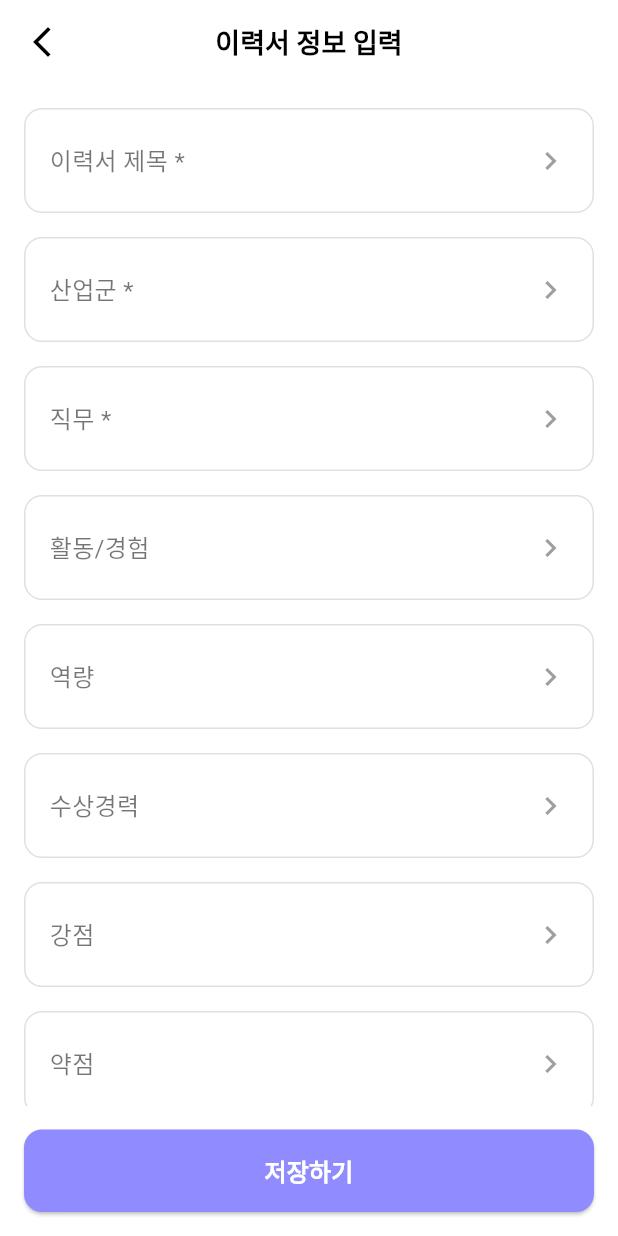
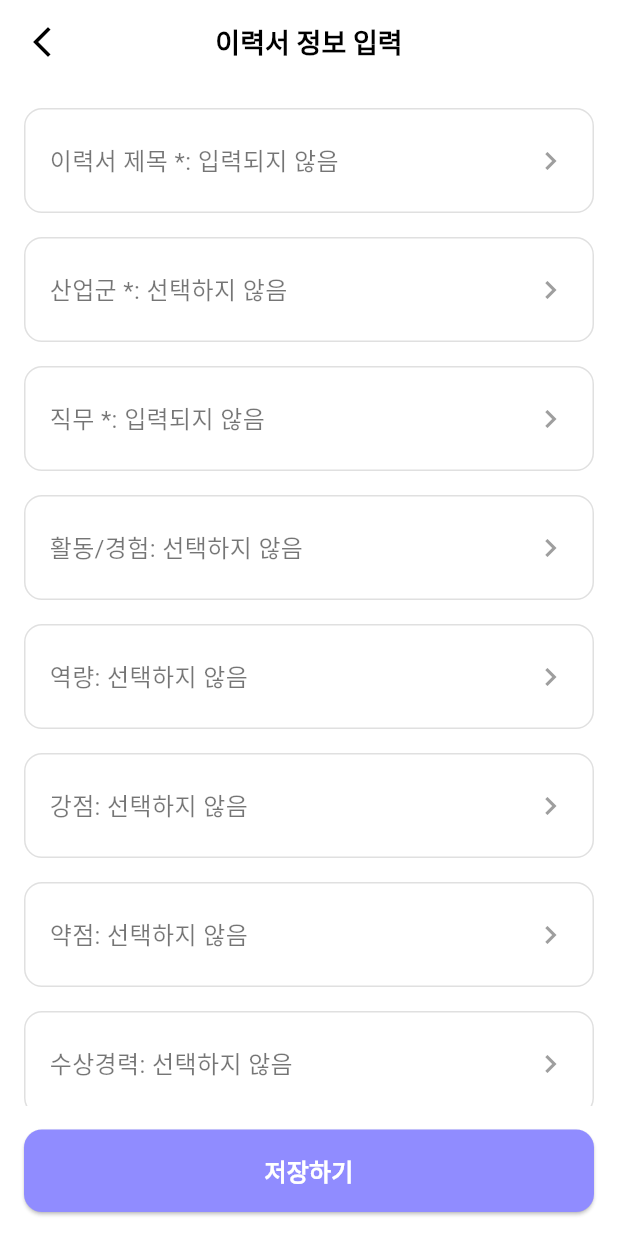
Before and after one commit to Google-Developer-Student-Clubs-TUK/2024-Flutter-Project-MyLio, a Flutter app: the MyResumeCreatePage screen opened directly, on a phone screen of 412 x 824 dp. Run offline on Flutter 3.47's test engine with Material 3 defaults, Android fonts, the phone set to English and light mode, and no system bars; our stand-ins replace dotted_border, font_awesome_flutter, get, shared_preferences; accounts and stored records are empty.

Commit message:
Feat: 이력서 정보 입력 페이지 구현

```diff
--- a/frontend/lib/screens/my_resume_create_page.dart
+++ b/frontend/lib/screens/my_resume_create_page.dart
@@ -1,16 +1,14 @@
 import 'package:flutter/material.dart';
-import 'package:frontend/screens/add_resume.dart';
-import 'package:frontend/screens/award_page.dart';
-import 'package:frontend/screens/capability_page.dart';
-import 'package:frontend/screens/certificate_page.dart';
-import 'package:frontend/screens/language_page.dart';
-import 'package:frontend/screens/strength_page.dart';
-import 'package:frontend/screens/weakness_page.dart';
-import 'package:get/get.dart';
-import 'resume_title.dart';
-import 'industrial_group.dart';
-import 'job_duty.dart';
-import 'activity_experience.dart';
+import 'resume/resume_title.dart';
+import 'resume/industrial_group.dart';
+import 'resume/job_duty.dart';
+import 'resume/activity_experience.dart';
+import 'resume/capability_page.dart';
+import 'resume/strength_page.dart';
+import 'resume/weakness_page.dart';
+import 'resume/award_page.dart';
+import 'resume/certificate_page.dart';
+import 'resume/language_page.dart';
 
 class MyResumeCreatePage extends StatefulWidget {
   const MyResumeCreatePage({Key? key}) : super(key: key);
@@ -20,6 +18,17 @@ class MyResumeCreatePage extends StatefulWidget {
 }
 
 class _MyResumeCreatePageState extends State<MyResumeCreatePage> {
+  String resumeTitle = ""; // 이력서 제목 저장
+  List<String> industryGroups = []; // 산업군 데이터 저장
+  String jobDuty = ""; // 직무 저장
+  List<Map<String, String>> activityExperience = []; // 활동/경험 데이터 저장
+  List<String> capabilities = []; // 역량 데이터 저장
+  List<String> strengths = []; // 강점 데이터 저장
+  List<String> weaknesses = []; // 약점 데이터 저장
+  List<Map<String, String>> awards = []; // 수상경력 데이터 저장
+  List<Map<String, String>> certificates = []; // 자격증 데이터 저장
+  List<Map<String, String>> languages = []; // 어학 데이터 저장
+
   @override
   Widget build(BuildContext context) {
     return Scaffold(
@@ -36,12 +45,9 @@ class _MyResumeCreatePageState extends State<MyResumeCreatePage> {
           ),
         ),
         leading: IconButton(
-          icon: const Icon(
-            Icons.arrow_back_ios_new,
-            color: Colors.black,
-          ),
+          icon: const Icon(Icons.arrow_back_ios_new, color: Colors.black),
           onPressed: () {
-            Navigator.pop(context);
+            Navigator.pop(context); // 이전 화면으로 돌아가기
           },
         ),
       ),
@@ -51,104 +57,205 @@ class _MyResumeCreatePageState extends State<MyResumeCreatePage> {
         child: Column(
           crossAxisAlignment: CrossAxisAlignment.start,
           children: [
-            GestureDetector(
-              child: _buildInputField('이력서 제목 *'),
-              onTap: (){
-                Get.to(() => Resume_Title());
+            _buildInputFieldWithNavigation(
+              label: '이력서 제목 *',
+              value: resumeTitle.isEmpty ? "입력되지 않음" : resumeTitle,
+              onTap: () async {
+                final result = await Navigator.push(
+                  context,
+                  MaterialPageRoute(
+                    builder: (context) => Resume_Title(
+                      initialTitle: resumeTitle,
+                      title: '',
+                    ),
+                  ),
+                );
+                if (result != null && result is String) {
+                  setState(() {
+                    resumeTitle = result;
+                  });
+                }
               },
             ),
             const SizedBox(height: 16),
-            GestureDetector(
-              child: _buildInputField('산업군 *'),
-              onTap: (){
-                Get.to(Industrial_Group());
+            _buildInputFieldWithNavigation(
+              label: '산업군 *',
+              value: industryGroups.isEmpty
+                  ? "선택하지 않음"
+                  : industryGroups.join(", "),
+              onTap: () async {
+                final result = await Navigator.push(
+                  context,
+                  MaterialPageRoute(
+                    builder: (context) => Industrial_Group(
+                      initialIndustries: industryGroups,
+                    ),
+                  ),
+                );
+                if (result != null && result is List<String>) {
+                  setState(() {
+                    industryGroups = result;
+                  });
+                }
               },
             ),
             const SizedBox(height: 16),
-            GestureDetector(
-              child: _buildInputField('직무 *'),
-              onTap: (){
-                Get.to(Job_Duty());
+            _buildInputFieldWithNavigation(
+              label: '직무 *',
+              value: jobDuty.isEmpty ? "입력되지 않음" : jobDuty,
+              onTap: () async {
+                final result = await Navigator.push(
+                  context,
+                  MaterialPageRoute(
+                    builder: (context) => Job_Duty(initialJobDuty: jobDuty),
+                  ),
+                );
+                if (result != null && result is String) {
+                  setState(() {
+                    jobDuty = result;
+                  });
+                }
               },
             ),
             const SizedBox(height: 16),
-            GestureDetector(
-              child: _buildInputField('활동/경험'),
-              onTap: (){
-                Get.to(Activity_Experience());
+            _buildInputFieldWithNavigation(
+              label: '활동/경험',
+              value: activityExperience.isEmpty
+                  ? "선택하지 않음"
+                  : "${activityExperience.length}개 활동 입력됨",
+              onTap: () async {
+                final result = await Navigator.push(
+                  context,
+                  MaterialPageRoute(
+                    builder: (context) => ActivityExperience(),
+                  ),
+                );
+                if (result != null && result is List<Map<String, String>>) {
+                  setState(() {
+                    activityExperience = result;
+                  });
+                }
               },
             ),
             const SizedBox(height: 16),
-            GestureDetector(
-              onTap: () {
-                Navigator.push(
+            _buildInputFieldWithNavigation(
+              label: '역량',
+              value: capabilities.isEmpty ? "선택하지 않음" : capabilities.join(", "),
+              onTap: () async {
+                final result = await Navigator.push(
                   context,
                   MaterialPageRoute(
-                    builder: (context) => const CapabilityPage(),
+                    builder: (context) => CapabilityPage(
+                      initialCapabilities: capabilities,
+                    ),
                   ),
                 );
+                if (result != null && result is List<String>) {
+                  setState(() {
+                    capabilities = result;
+                  });
+                }
               },
-              child: _buildInputField('역량'), // 역량 필드
             ),
             const SizedBox(height: 16),
-            GestureDetector(
-              onTap: () {
-                Navigator.push(
+            _buildInputFieldWithNavigation(
+              label: '강점',
+              value: strengths.isEmpty ? "선택하지 않음" : strengths.join(", "),
+              onTap: () async {
+                final result = await Navigator.push(
                   context,
                   MaterialPageRoute(
-                    builder: (context) => const AwardPage(),
+                    builder: (context) => StrengthPage(
+                      initialStrengths: strengths,
+                    ),
                   ),
                 );
+                if (result != null && result is List<String>) {
+                  setState(() {
+                    strengths = result;
+                  });
+                }
               },
-              child: _buildInputField('수상경력'), // 수상경력 필드
             ),
             const SizedBox(height: 16),
-            GestureDetector(
-              onTap: () {
-                Navigator.push(
+            _buildInputFieldWithNavigation(
+              label: '약점',
+              value: weaknesses.isEmpty ? "선택하지 않음" : weaknesses.join(", "),
+              onTap: () async {
+                final result = await Navigator.push(
                   context,
                   MaterialPageRoute(
-                    builder: (context) => const StrengthPage(),
+                    builder: (context) => WeaknessPage(
+                      initialWeaknesses: weaknesses,
+                    ),
                   ),
                 );
+                if (result != null && result is List<String>) {
+                  setState(() {
+                    weaknesses = result;
+                  });
+                }
               },
-              child: _buildInputField('강점'), // 강점 필드
             ),
             const SizedBox(height: 16),
-            GestureDetector(
-              onTap: () {
-                Navigator.push(
+            _buildInputFieldWithNavigation(
+              label: '수상경력',
+              value: awards.isEmpty ? "선택하지 않음" : "${awards.length}개 입력됨",
+              onTap: () async {
+                final result = await Navigator.push(
                   context,
                   MaterialPageRoute(
-                    builder: (context) => const WeaknessPage(),
+                    builder: (context) => AwardPage(initialAwards: awards),
                   ),
                 );
+                if (result != null && result is List<Map<String, String>>) {
+                  setState(() {
+                    awards = result;
+                  });
+                }
               },
-              child: _buildInputField('약점'), // 약점 필드
             ),
             const SizedBox(height: 16),
-            GestureDetector(
-              onTap: () {
-                Navigator.push(
+            _buildInputFieldWithNavigation(
+              label: '자격증',
+              value: certificates.isEmpty
+                  ? "선택하지 않음"
+                  : "${certificates.length}개 입력됨",
+              onTap: () async {
+                final result = await Navigator.push(
                   context,
                   MaterialPageRoute(
-                    builder: (context) => const CertificatePage(),
+                    builder: (context) => CertificatePage(
+                      initialCertificates: certificates,
+                    ),
                   ),
                 );
+                if (result != null && result is List<Map<String, String>>) {
+                  setState(() {
+                    certificates = result;
+                  });
+                }
               },
-              child: _buildInputField('자격증'), // 자격증 필드
             ),
             const SizedBox(height: 16),
-            GestureDetector(
-              onTap: () {
-                Navigator.push(
+            _buildInputFieldWithNavigation(
+              label: '어학',
+              value: languages.isEmpty ? "선택하지 않음" : "${languages.length}개 입력됨",
+              onTap: () async {
+                final result = await Navigator.push(
                   context,
                   MaterialPageRoute(
-                    builder: (context) => const LanguagePage(),
+                    builder: (context) => LanguagePage(
+                      initialLanguages: languages,
+                    ),
                   ),
                 );
+                if (result != null && result is List<Map<String, String>>) {
+                  setState(() {
+                    languages = result;
+                  });
+                }
               },
-              child: _buildInputField('어학'), // 어학 필드
             ),
             const SizedBox(height: 32),
           ],
@@ -158,8 +265,27 @@ class _MyResumeCreatePageState extends State<MyResumeCreatePage> {
         padding: const EdgeInsets.all(16),
         child: ElevatedButton(
           onPressed: () {
-            print('저장하기 버튼 클릭');
-            Get.to(Add_Resume());
+            if (resumeTitle.isEmpty) {
+              ScaffoldMessenger.of(context).showSnackBar(
+                const SnackBar(
+                  content: Text('이력서 제목을 입력해주세요.'),
+                  backgroundColor: Colors.red,
+                ),
+              );
+            } else {
+              Navigator.pop(context, {
+                "title": resumeTitle,
+                "industries": industryGroups,
+                "jobDuty": jobDuty,
+                "activityExperience": activityExperience,
+                "capabilities": capabilities,
+                "strengths": strengths,
+                "weaknesses": weaknesses,
+                "awards": awards,
+                "certificates": certificates,
+                "languages": languages,
+              });
+            }
           },
           style: ElevatedButton.styleFrom(
             backgroundColor: const Color(0xFF908CFF),
@@ -181,33 +307,34 @@ class _MyResumeCreatePageState extends State<MyResumeCreatePage> {
     );
   }
 
-  Widget _buildInputField(String label) {
-    return Container(
-      height: 70, // 상자 높이
+  Widget _buildInputFieldWithNavigation({
+    required String label,
+    required String value,
+    required Function() onTap,
+  }) {
+    return GestureDetector(
+      onTap: onTap,
+      child: Container(
+        height: 70,
         decoration: BoxDecoration(
           color: Colors.white,
-        border: Border.all(
-          color: Colors.grey[300]!,
-          width: 1.0,
-        ),
+          border: Border.all(color: Colors.grey[300]!, width: 1.0),
           borderRadius: BorderRadius.circular(12),
         ),
         padding: const EdgeInsets.symmetric(horizontal: 16),
         child: Row(
           mainAxisAlignment: MainAxisAlignment.spaceBetween,
           children: [
-          Text(
-            label,
-            style: const TextStyle(
-              fontSize: 16,
-              color: Colors.black54,
+            Expanded(
+              child: Text(
+                "$label: $value",
+                style: const TextStyle(fontSize: 16, color: Colors.black54),
+                overflow: TextOverflow.ellipsis,
               ),
             ),
-          const Icon(
-            Icons.chevron_right,
-            color: Colors.grey,
+            const Icon(Icons.chevron_right, color: Colors.grey),
+          ],
         ),
-        ],
       ),
     );
   }
```
Lines whose indentation alone changed are shown as unchanged.
